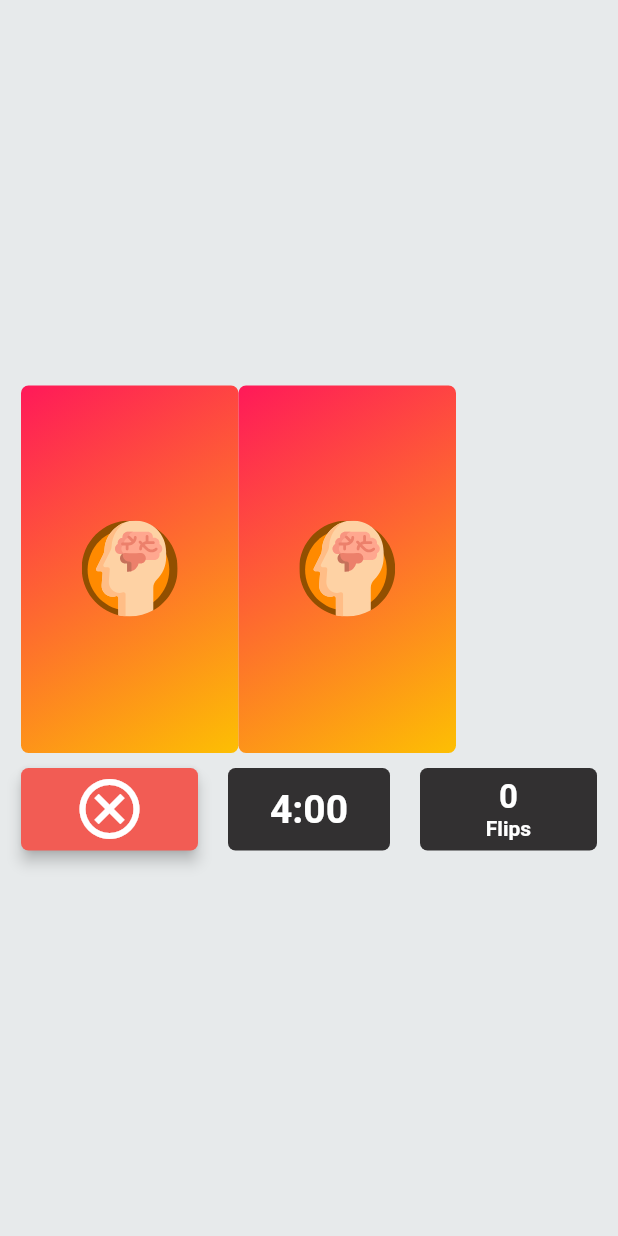
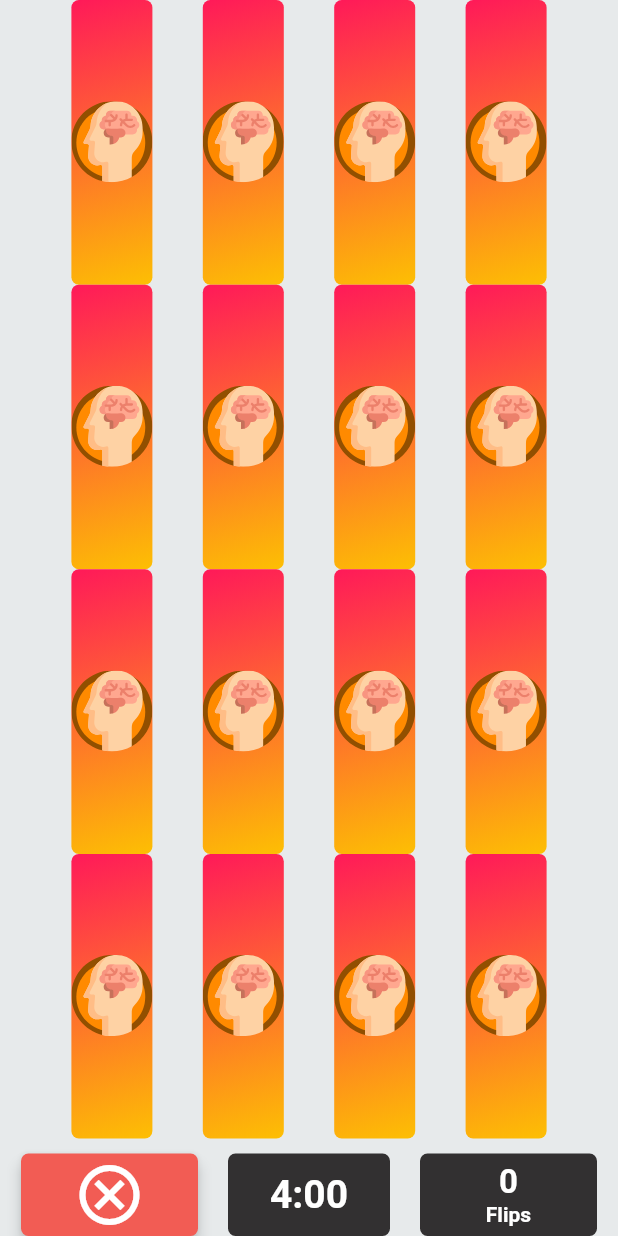
Before and after one commit to chrisstayte/concentration, a Flutter app: the GameScreen screen opened by its route, on a phone screen of 412 x 824 dp. Run offline on Flutter 3.47's test engine with Material 2 defaults, Android fonts, the light colour scheme and no system bars; our stand-ins replace flutter_svg, shared_preferences; accounts and stored records are empty.

Commit message:
backup generate

```diff
--- a/lib/screens/game_screen.dart
+++ b/lib/screens/game_screen.dart
@@ -24,7 +24,7 @@ class _GameScreenState extends State<GameScreen> {
   late var _rows;
   late var _columns;
 
-  List<bool> _showFrontSideList = [true, true];
+  List<bool> _showFrontSideList = [];
   bool _showFrontSide = true;
 
   @override
@@ -41,14 +41,16 @@ class _GameScreenState extends State<GameScreen> {
             ? 5
             : 6;
 
+    _showFrontSideList = List.filled(_rows * _columns, true);
+
     super.didChangeDependencies();
   }
 
   Widget _buildCard(Key key, String text, Color color) {
     final front = ValueKey(true) == key;
-    return Container(
-      height: 245,
-      width: 145,
+    return Expanded(
+      child: Container(
+        width: 54,
         key: key,
         decoration: BoxDecoration(
           color: color,
@@ -63,6 +65,7 @@ class _GameScreenState extends State<GameScreen> {
               ? SvgPicture.asset(
                   'assets/images/${context.read<SettingsProvider>().gameTheme.name}.svg')
               : Text(text),
+        ),
       ),
     );
   }
@@ -83,6 +86,36 @@ class _GameScreenState extends State<GameScreen> {
         child: _showFrontSideList[index] ? _buildFront() : _buildBack(),
         switchInCurve: Curves.easeInBack,
         switchOutCurve: Curves.easeInBack.flipped,
+      ),
+    );
+  }
+
+  Widget _buildGrid() {
+    int i = 0;
+
+    List<Widget> rows = <Widget>[];
+
+    for (int row = 0; row < _rows; row++) {
+      List<Widget> items = <Widget>[];
+      for (int column = 0; column < _columns; column++) {
+        items.add(_buildFlipAnimation(i++));
+      }
+
+      rows.add(
+        Expanded(
+          flex: 1,
+          child: Row(
+            mainAxisAlignment: MainAxisAlignment.spaceEvenly,
+            children: items,
+          ),
+        ),
+      );
+    }
+
+    return Expanded(
+      child: Column(
+        mainAxisAlignment: MainAxisAlignment.spaceEvenly,
+        children: rows,
       ),
     );
   }
@@ -115,14 +148,8 @@ class _GameScreenState extends State<GameScreen> {
         body: SafeArea(
           child: Padding(
             padding: const EdgeInsets.symmetric(horizontal: 14.0),
-            child:
-                Column(mainAxisAlignment: MainAxisAlignment.center, children: [
-              Row(
-                children: [
-                  _buildFlipAnimation(0),
-                  _buildFlipAnimation(1),
-                ],
-              ),
+            child: Column(children: [
+              _buildGrid(),
               SizedBox(
                 height: 10,
               ),
```
Lines whose indentation alone changed are shown as unchanged.
